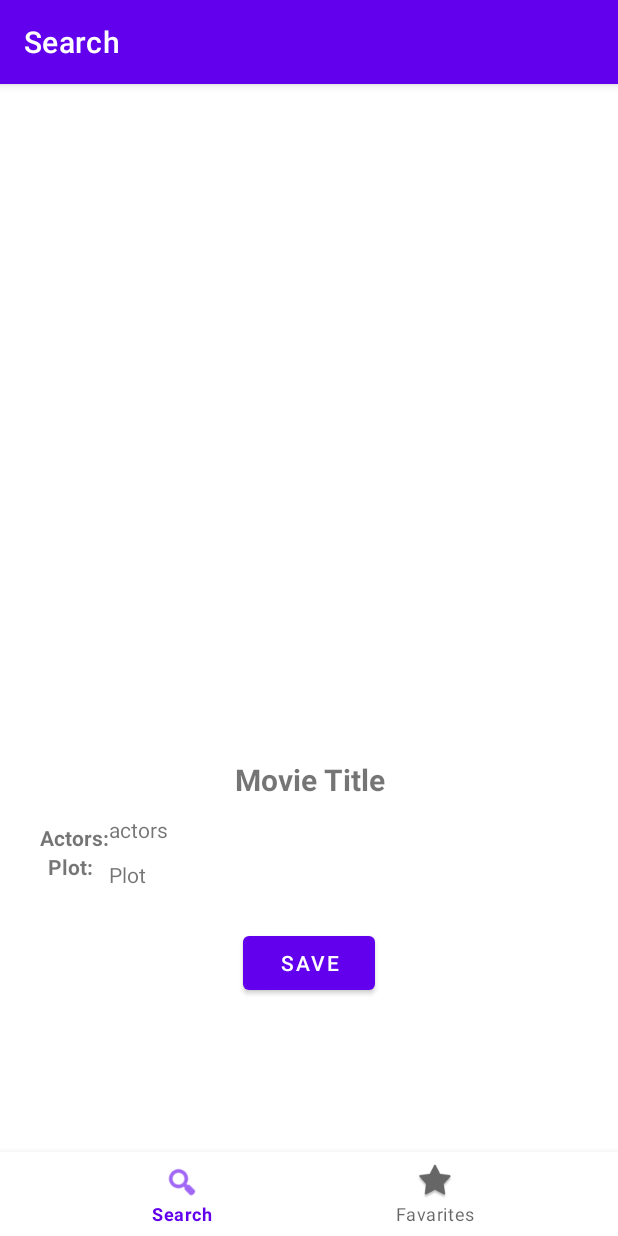
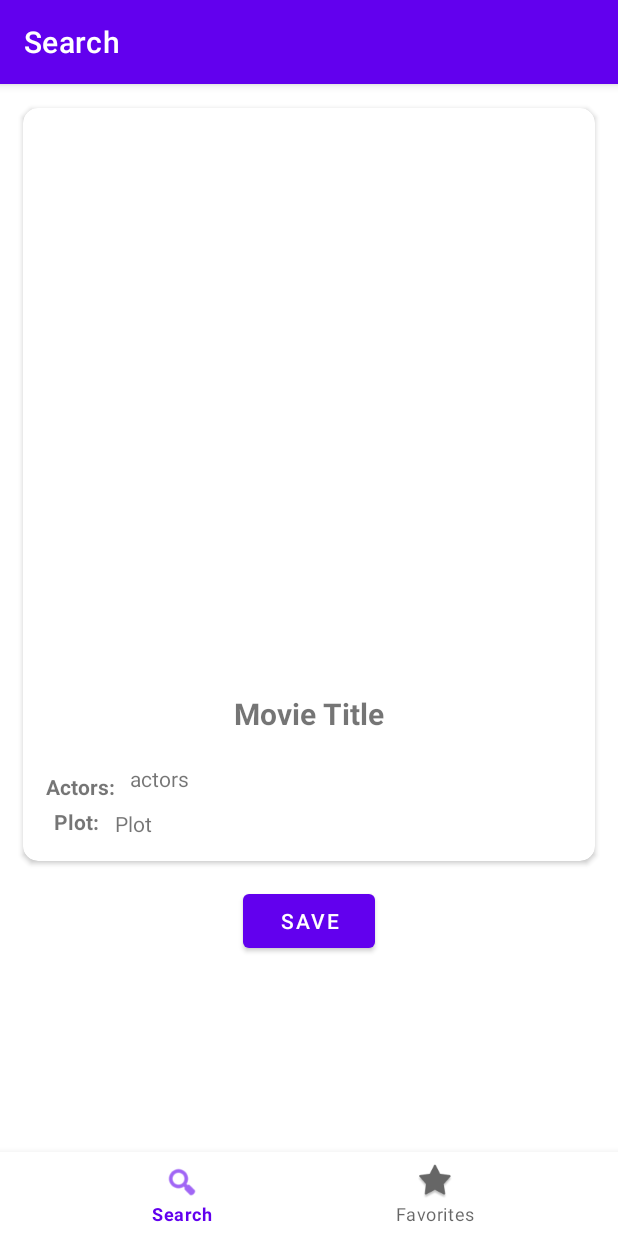
Before and after one commit to sinagss/omdbFinal, an Android app: the fragment MovieDetailFragment placed in its activity, on a phone screen of 412 x 824 dp. Run offline under Robolectric (Android 15) with nearby library versions, the phone set to English and light mode, and no system bars; our stand-ins replace Dagger/Hilt's generated code, Room's generated code, navigation-ui; 3 statements that could not run were skipped.

```diff
--- a/app/build.gradle
+++ b/app/build.gradle
@@ -90,4 +90,7 @@ dependencies {
     // Dagger Hilt
     implementation "com.google.dagger:hilt-android:2.38.1"
     kapt "com.google.dagger:hilt-compiler:2.38.1"
+
+    // Coroutines
+    implementation 'org.jetbrains.kotlinx:kotlinx-coroutines-android:1.5.1'
 }
--- a/app/src/main/java/com/example/movierecycler/model/MovieInfoDao.kt
+++ b/app/src/main/java/com/example/movierecycler/model/MovieInfoDao.kt
@@ -4,6 +4,7 @@ import androidx.room.Dao
 import androidx.room.Delete
 import androidx.room.Insert
 import androidx.room.Query
+import kotlinx.coroutines.flow.Flow
 
 @Dao
 interface MovieInfoDao {
@@ -14,7 +15,7 @@ interface MovieInfoDao {
     suspend fun findById(movieId: Int): Movies
 
     @Insert
-    suspend fun saveMovieInfo(movie: Movies)
+    fun saveMovieInfo(movie: Movies)
 
     @Delete
     suspend fun unSaveMovieInfo(movie: Movies)
--- a/app/src/main/res/layout/fragment_movie_detail.xml
+++ b/app/src/main/res/layout/fragment_movie_detail.xml
@@ -4,6 +4,7 @@
     xmlns:tools="http://schemas.android.com/tools"
     android:layout_width="match_parent"
     android:layout_height="match_parent"
+    android:isScrollContainer="true"
     android:padding="10dp"
     tools:context=".view.fragment.MovieDetailFragment">
 
@@ -14,6 +15,7 @@
         android:elevation="15dp"
         android:orientation="vertical"
         app:cardCornerRadius="10dp"
+        app:cardUseCompatPadding="true"
         app:layout_constraintEnd_toEndOf="parent"
         app:layout_constraintStart_toStartOf="parent"
         app:layout_constraintTop_toTopOf="parent">
@@ -27,7 +29,7 @@
             <androidx.constraintlayout.utils.widget.ImageFilterView
                 android:id="@+id/ivMoviePoster"
                 android:layout_width="350dp"
-                android:layout_height="400dp"
+                android:layout_height="350dp"
                 android:layout_margin="10dp"
                 android:elevation="15dp"
                 app:layout_constraintEnd_toEndOf="parent"
@@ -47,6 +49,7 @@
                 app:layout_constraintStart_toStartOf="@id/ivMoviePoster"
                 app:layout_constraintTop_toBottomOf="@id/ivMoviePoster" />
 
+
             <TextView
                 android:id="@+id/lblActors"
                 android:layout_width="wrap_content"
@@ -55,43 +58,45 @@
                 android:text="@string/lbl_actors"
                 android:textSize="14sp"
                 android:textStyle="bold"
-                app:layout_constraintLeft_toLeftOf="parent"
-                app:layout_constraintTop_toBottomOf="@id/txtMovieTitle" />
+                app:layout_constraintStart_toStartOf="parent"
+                app:layout_constraintTop_toTopOf="@+id/tvActors" />
 
             <TextView
                 android:id="@+id/tvActors"
-                android:layout_width="wrap_content"
+                android:layout_width="0dp"
                 android:layout_height="wrap_content"
+                android:layout_margin="10dp"
                 android:scrollHorizontally="false"
                 android:text="@string/tv_actors"
                 android:textSize="14sp"
-                app:layout_constraintLeft_toRightOf="@id/lblActors"
-                app:layout_constraintStart_toEndOf="@id/lblActors"
-                app:layout_constraintTop_toBottomOf="@id/txtMovieTitle" />
-
+                app:layout_constraintEnd_toEndOf="parent"
+                app:layout_constraintStart_toEndOf="@+id/lblActors"
+                app:layout_constraintTop_toBottomOf="@+id/txtMovieTitle" />
 
             <TextView
                 android:id="@+id/lblPlot"
                 android:layout_width="wrap_content"
                 android:layout_height="wrap_content"
+                android:layout_marginTop="9dp"
                 android:text="@string/lbl_plot"
                 android:textSize="14sp"
                 android:textStyle="bold"
-                app:layout_constraintLeft_toLeftOf="parent"
-                app:layout_constraintRight_toLeftOf="@id/tvActors"
-                app:layout_constraintTop_toBottomOf="@id/lblActors" />
+                app:layout_constraintEnd_toEndOf="@+id/lblActors"
+                app:layout_constraintStart_toStartOf="parent"
+                app:layout_constraintTop_toBottomOf="@+id/tvActors" />
 
             <TextView
                 android:id="@+id/tvPlot"
-                android:layout_width="wrap_content"
+                android:layout_width="0dp"
                 android:layout_height="wrap_content"
                 android:layout_margin="5dp"
                 android:padding="5dp"
                 android:scrollHorizontally="false"
                 android:text="@string/tv_plot"
                 android:textSize="14sp"
-                app:layout_constraintLeft_toRightOf="@id/lblPlot"
-                app:layout_constraintTop_toBottomOf="@id/tvActors" />
+                app:layout_constraintEnd_toEndOf="parent"
+                app:layout_constraintStart_toEndOf="@+id/lblPlot"
+                app:layout_constraintTop_toBottomOf="@+id/tvActors" />
 
 
         </androidx.constraintlayout.widget.ConstraintLayout>
--- a/app/src/main/res/navigation/nav_graph.xml
+++ b/app/src/main/res/navigation/nav_graph.xml
@@ -17,14 +17,15 @@
     <fragment
         android:id="@+id/movieDetailFragment"
         android:name="com.example.movierecycler.view.fragment.MovieDetailFragment"
-        android:label="fragment_movie_detail"
-        tools:layout="@layout/fragment_movie_detail" >
+        android:label="Movie Details"
+        tools:layout="@layout/fragment_movie_detail">
         <argument
             android:name="omdbId"
             app:argType="string" />
         <action
             android:id="@+id/action_movieDetailFragment_to_searchFragment"
-            app:destination="@id/searchFragment" />
+            app:destination="@id/searchFragment"
+            app:popUpTo="@id/searchFragment" />
     </fragment>
     <fragment
         android:id="@+id/favoritesFragment"
@@ -34,5 +35,8 @@
         <action
             android:id="@+id/action_favoritesFragment_to_searchFragment"
             app:destination="@id/searchFragment" />
+        <action
+            android:id="@+id/action_favoritesFragment_to_movieDetailFragment"
+            app:destination="@id/movieDetailFragment" />
     </fragment>
 </navigation>
--- a/app/src/main/res/values/strings.xml
+++ b/app/src/main/res/values/strings.xml
@@ -13,5 +13,5 @@
     <string name="lbl_actors">Actors:</string>
     <string name="btn_save">Save</string>
     <string name="menu_search">Search</string>
-    <string name="menu_favorites">Favarites</string>
+    <string name="menu_favorites">Favorites</string>
 </resources>
```
Also changed, not shown: app/src/main/java/com/example/movierecycler/adapter/FavMovieAdapter.kt (+20 -36 lines), app/src/main/java/com/example/movierecycler/api/RetroInterface.kt (+18 -18 lines), app/src/main/java/com/example/movierecycler/view/fragment/FavoritesFragment.kt (+25 -0 lines), app/src/main/java/com/example/movierecycler/view/fragment/MovieDetailFragment.kt (+39 -35 lines), app/src/main/java/com/example/movierecycler/view/fragment/SearchFragment.kt (+12 -15 lines).
